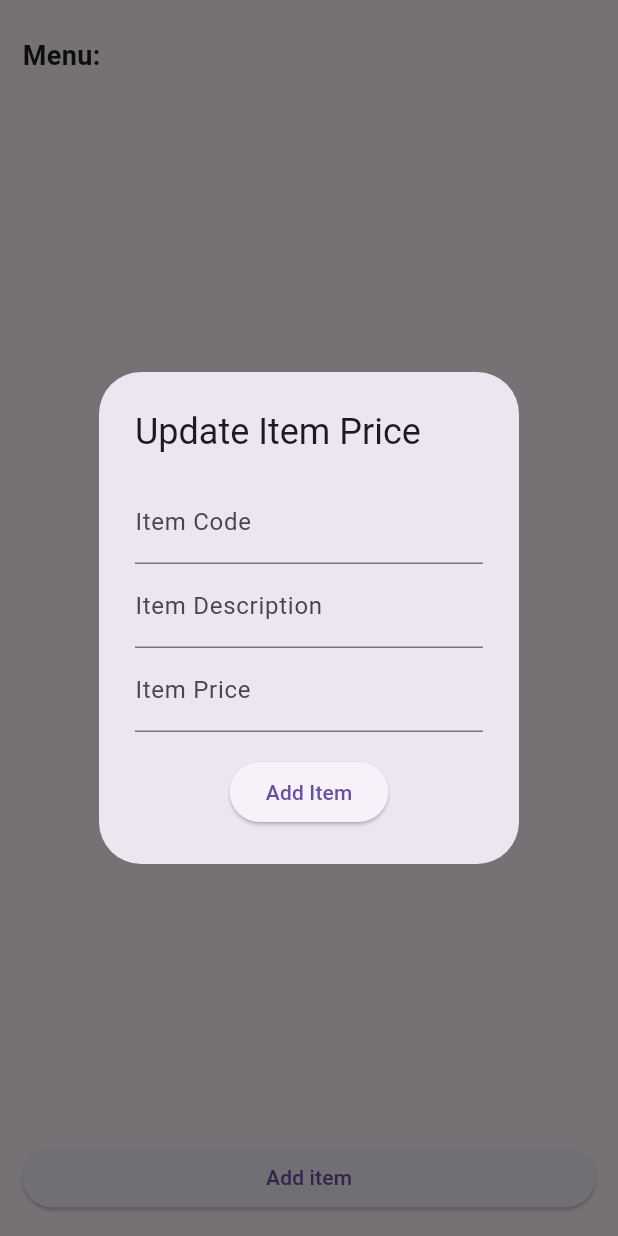
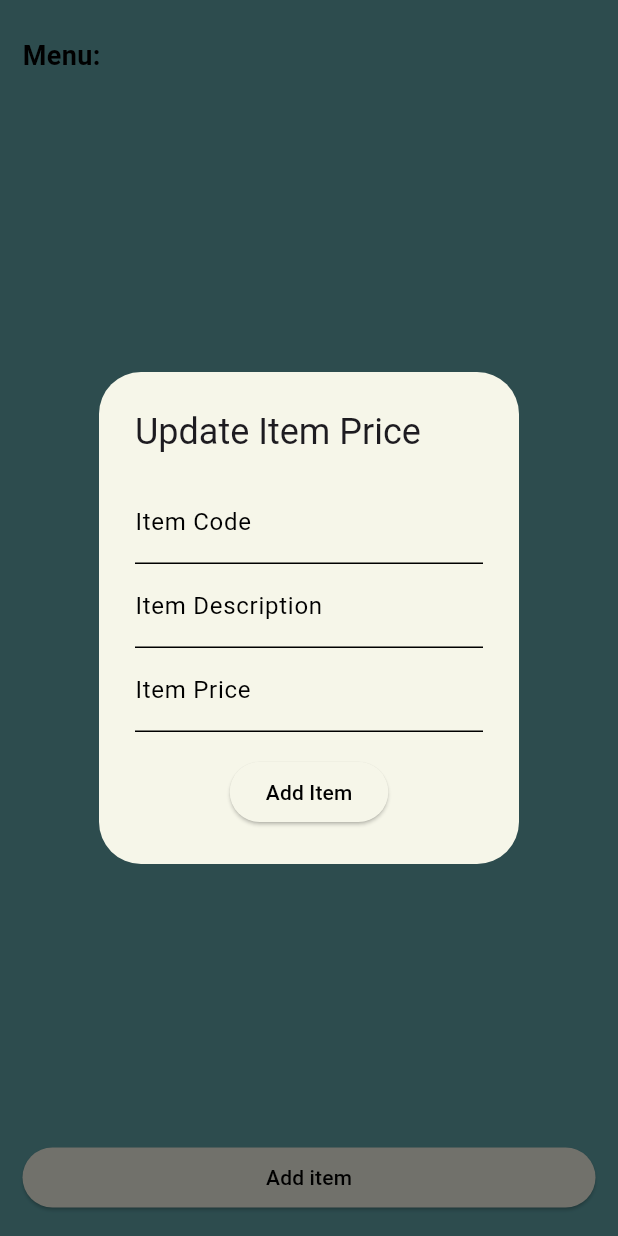
Before and after one commit to AleccLang/Waitron-App, a Flutter app: the MenuPage screen opened directly, after a tap on "Add item", on a phone screen of 412 x 824 dp. Run offline on Flutter 3.47's test engine with Material 3 defaults, Android fonts, the phone set to English and light mode, and no system bars; our stand-ins replace cloud_firestore, firebase_core, flutter_local_notifications; accounts and stored records are empty.

Commit message:
Added styling for MenuPage

```diff
--- a/waitron_app/lib/screens/MenuPage.dart
+++ b/waitron_app/lib/screens/MenuPage.dart
@@ -18,7 +18,8 @@ class MenuPageState extends State<MenuPage> {
   @override
   Widget build(BuildContext context) {
     return Scaffold(
-      appBar: AppBar(toolbarHeight: 9.0),
+      backgroundColor: const Color.fromARGB(255,97,166,171),
+      appBar: AppBar(toolbarHeight: 9.0, backgroundColor: const Color.fromARGB(255,97,166,171)),
       body: Padding(
         padding:  const EdgeInsets.all(15.0),
         child: Column(
@@ -26,7 +27,7 @@ class MenuPageState extends State<MenuPage> {
           children: [
             const Text(
               'Menu:',
-              style: TextStyle(fontSize: 18, fontWeight: FontWeight.bold),
+              style: TextStyle(fontSize: 18, fontWeight: FontWeight.bold, color: Colors.black),
             ),
             // Items on the menu
             Expanded(
@@ -64,7 +65,10 @@ class MenuPageState extends State<MenuPage> {
               onPressed: () {
                 addItemOptions(context);
               },
-              child: const Text('Add item'),
+              style: ElevatedButton.styleFrom(
+                backgroundColor: const Color.fromARGB(255, 246, 246, 233)
+              ),
+              child: const Text('Add item', style: TextStyle(color: Colors.black)),
             ),
           ],
         ),
@@ -78,29 +82,50 @@ class MenuPageState extends State<MenuPage> {
       context: context,
       builder: (context) {
         return AlertDialog(
+          backgroundColor: const Color.fromARGB(255,246,246,233),
           title: const Text('Update Item Price'),
           content: Column( mainAxisSize: MainAxisSize.min,
           children: [
             TextField(
               controller: itemCodeEntry,
-              decoration: const InputDecoration(labelText: 'Item Code'),
+              decoration: const InputDecoration(labelText: 'Item Code',
+                labelStyle: TextStyle(
+                  color: Colors.black),
+                focusedBorder: UnderlineInputBorder(
+                  borderSide: BorderSide(color: Colors.black)),
+                enabledBorder: UnderlineInputBorder(
+                  borderSide: BorderSide(color: Colors.black))
+              )
             ),
             TextField(
               controller: itemDescriptionEntry,
-              decoration: const InputDecoration(labelText: 'Item Description'),
+              decoration: const InputDecoration(labelText: 'Item Description',
+                labelStyle: TextStyle(
+                  color: Colors.black),
+                focusedBorder: UnderlineInputBorder(
+                  borderSide: BorderSide(color: Colors.black)),
+                enabledBorder: UnderlineInputBorder(
+                  borderSide: BorderSide(color: Colors.black))
+              )
             ),
             TextField(
               controller: itemPriceEntry,
               keyboardType: TextInputType.number,
-              decoration: const InputDecoration(labelText: 'Item Price'),
+              decoration: const InputDecoration(labelText: 'Item Price',
+                labelStyle: TextStyle(
+                  color: Colors.black),
+                focusedBorder: UnderlineInputBorder(
+                  borderSide: BorderSide(color: Colors.black)),
+                enabledBorder: UnderlineInputBorder(
+                  borderSide: BorderSide(color: Colors.black))
+              )
             ),
             const SizedBox(height: 16.0),
             Row(
               mainAxisAlignment: MainAxisAlignment.spaceEvenly,
               children: [
-                ElevatedButton(
+                ElevatedButton( // Add an item to the menu
                   onPressed: () {
-                    // Add an item to the menu
                     DBs().addItem(
                       Item(
                         code: itemCodeEntry.text,
@@ -115,7 +140,10 @@ class MenuPageState extends State<MenuPage> {
                     itemDescriptionEntry.clear();
                     itemPriceEntry.clear();
                   },
-                  child: const Text('Add Item'),
+                  style: ElevatedButton.styleFrom(
+                      backgroundColor: const Color.fromARGB(255, 246, 246, 233)
+                  ),
+                  child: const Text('Add Item', style: TextStyle(color: Colors.black)),
                 ),
               ],
             ),
@@ -132,21 +160,28 @@ class MenuPageState extends State<MenuPage> {
     context: context,
     builder: (context) {
       return AlertDialog(
+        backgroundColor: const Color.fromARGB(255,246,246,233),
         title: const Text('Update Item'),
         content: Column( mainAxisSize: MainAxisSize.min,
           children: [
             TextField(
             controller: itemPriceEntry,
             keyboardType: TextInputType.number,
-            decoration: const InputDecoration(labelText: 'Item Price'),
+            decoration: const InputDecoration(labelText: 'Item Price',
+                labelStyle: TextStyle(
+                  color: Colors.black),
+                focusedBorder: UnderlineInputBorder(
+                  borderSide: BorderSide(color: Colors.black)),
+                enabledBorder: UnderlineInputBorder(
+                  borderSide: BorderSide(color: Colors.black))
+              )
             ),
             const SizedBox(height: 16.0),
             Wrap(
               alignment: WrapAlignment.spaceEvenly,
               children: [
-                ElevatedButton(
+                ElevatedButton( // Update an item's price
                   onPressed: (){
-                    // Update an item's price
                     DBs().updatePrice(
                       item.code,
                       int.tryParse(itemPriceEntry.text) ?? 0,
@@ -154,11 +189,13 @@ class MenuPageState extends State<MenuPage> {
                     itemPriceEntry.clear();
                     Navigator.pop(context);
                     },
-                    child: const Text('Update price'),
+                    style: ElevatedButton.styleFrom(
+                      backgroundColor: const Color.fromARGB(255, 246, 246, 233)
+                    ),
+                    child: const Text('Update price', style: TextStyle(color: Colors.black)),
                   ),
-                ElevatedButton(
+                ElevatedButton( // Delete an item from the menu
                   onPressed: () {
-                    // Delete an item from the menu
                     DBs().deleteItem(
                       Item(
                         code: item.code,
@@ -168,13 +205,19 @@ class MenuPageState extends State<MenuPage> {
                     );
                     Navigator.pop(context);
                   },
-                  child: const Text('Delete Item'),
+                  style: ElevatedButton.styleFrom(
+                      backgroundColor: const Color.fromARGB(255, 246, 246, 233)
+                  ),
+                  child: const Text('Delete Item', style: TextStyle(color: Colors.black)),
                 ),
                 ElevatedButton(
                   onPressed: () {
                     Navigator.pop(context);
                   },
-                  child: const Text('Cancel'),
+                  style: ElevatedButton.styleFrom(
+                      backgroundColor: const Color.fromARGB(255, 246, 246, 233)
+                  ),
+                  child: const Text('Cancel', style: TextStyle(color: Colors.black)),
                 ),
               ],
             ),
```
